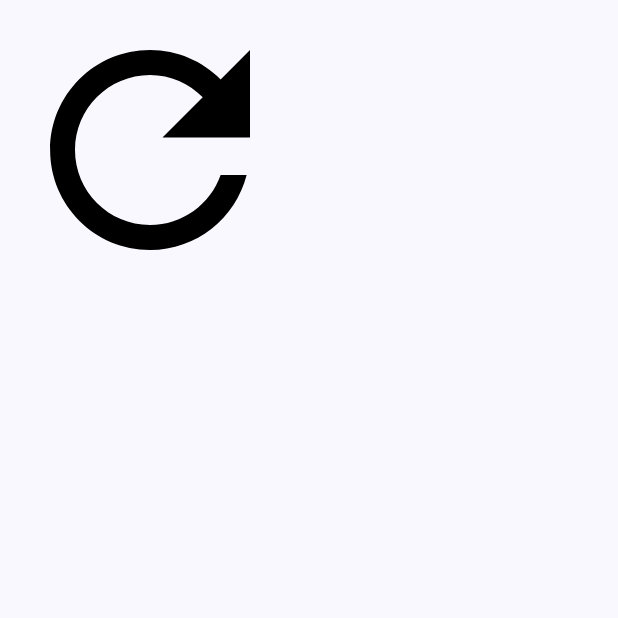
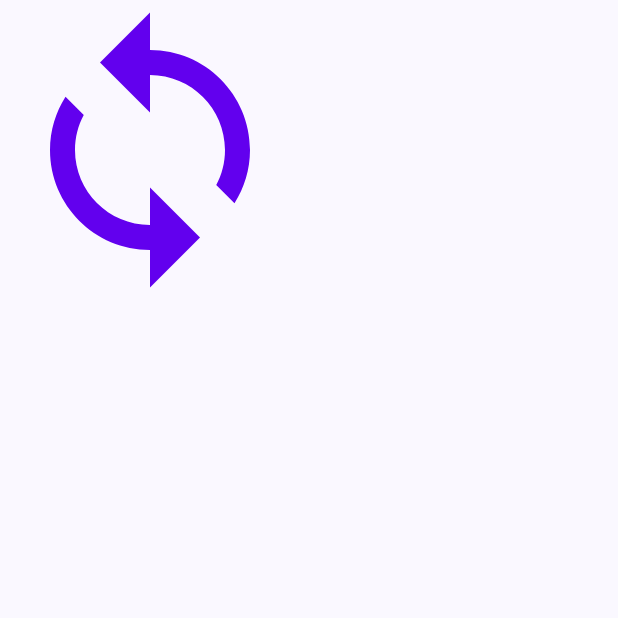
Before and after one commit to FarabyMalau/QuestAPI_0077, an Android app built with Jetpack Compose: the composable LoadingScreen shown on its own in the app's theme, on a phone screen of 412 x 824 dp, the top half of it. Run offline under Robolectric (Android 15) with nearby library versions, the phone set to English and light mode, and no system bars.

Commit message:
Add material icons extended dependency, loading image drawable, and update kotlinx serialization version

```diff
--- a/app/src/main/res/drawable/loading_img.xml
+++ b/app/src/main/res/drawable/loading_img.xml
@@ -1,20 +1,10 @@
-<!--
-  ~ Copyright (C) 2026 The Android Open Source Project
-  ~
-  ~ Licensed under the Apache License, Version 2.0 (the "License");
-  ~ you may not use this file except in compliance with the License.
-  ~ You may obtain a copy of the License at
-  ~
-  ~      http://www.apache.org/licenses/LICENSE-2.0
-  ~
-  ~ Unless required by applicable law or agreed to in writing, software
-  ~ distributed under the License is distributed on an "AS IS" BASIS,
-  ~ WITHOUT WARRANTIES OR CONDITIONS OF ANY KIND, either express or implied.
-  ~ See the License for the specific language governing permissions and
-  ~ limitations under the License.
-  -->
-<vector xmlns:android="http://schemas.android.com/apk/res/android" android:height="24dp" android:tint="#000000" android:viewportHeight="24" android:viewportWidth="24" android:width="24dp">
-
-    <path android:fillColor="@android:color/white" android:pathData="M17.65,6.35C16.2,4.9 14.21,4 12,4c-4.42,0 -7.99,3.58 -7.99,8s3.57,8 7.99,8c3.73,0 6.84,-2.55 7.73,-6h-2.08c-0.82,2.33 -3.04,4 -5.65,4 -3.31,0 -6,-2.69 -6,-6s2.69,-6 6,-6c1.66,0 3.14,0.69 4.22,1.78L13,11h7V4l-2.35,2.35z"/>
-
+<?xml version="1.0" encoding="utf-8"?>
+<vector xmlns:android="http://schemas.android.com/apk/res/android"
+    android:width="24dp"
+    android:height="24dp"
+    android:viewportWidth="24"
+    android:viewportHeight="24">
+    <path
+        android:fillColor="#FF6200EE"
+        android:pathData="M12,4V1L8,5l4,4V6c3.31,0 6,2.69 6,6 0,1.01 -0.25,1.97 -0.7,2.8l1.46,1.46C19.54,15.03 20,13.57 20,12c0,-4.42 -3.58,-8 -8,-8zM12,18c-3.31,0 -6,-2.69 -6,-6 0,-1.01 0.25,-1.97 0.7,-2.8L5.24,7.74C4.46,8.97 4,10.43 4,12c0,4.42 3.58,8 8,8v3l4,-4 -4,-4v3z" />
 </vector>
```
